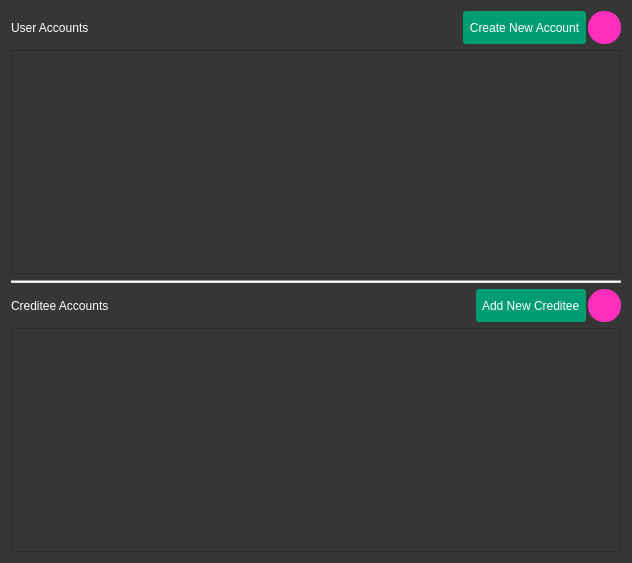
Above: msale/forms/accountsform.ui from ermolalex/Point-Of-Sale-PyQt-PySide before the change. Below: the same form after it.
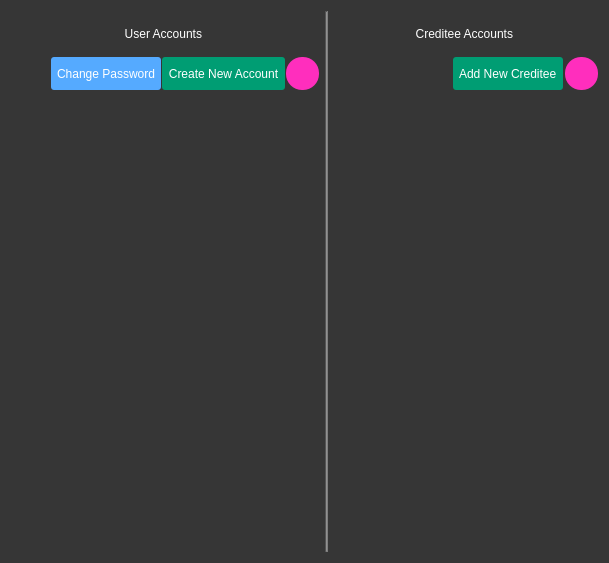
That is the form after the change.

What changed in the file:
```diff
--- a/msale/forms/accountsform.ui
+++ b/msale/forms/accountsform.ui
@@ -6,7 +6,7 @@
    <rect>
     <x>0</x>
     <y>0</y>
-    <width>632</width>
+    <width>609</width>
     <height>563</height>
    </rect>
   </property>
@@ -14,7 +14,7 @@
    <string>User Accounts Form</string>
   </property>
   <property name="styleSheet">
-   <string notr="true">*{
+   <string notr="true">QWidget{
 padding:0px;
 font:12px;
 background-color:rgb(54,54,54);
@@ -61,27 +61,71 @@
 QPushButton#newcAccountBtn:pressed{
 border:2px solid orange;
 }
-
+QPushButton#down1:pressed{
+border:2px solid orange;
+}
+QTableWidget::item{
+height:100px;
+}
+QPushButton#changepasswordBtn{
+border-radius:3px;
+}
+QPushButton#changepasswordBtn:hover{
+border:2px solid white;
+}
+QPushButton#changepasswordBtn:pressed{
+border:2px solid orange;
+}
+QTableWidget{
+border:none;
+}
 
 
 
 </string>
   </property>
-  <layout class="QGridLayout" name="gridLayout">
-   <item row="0" column="0">
+  <layout class="QHBoxLayout" name="horizontalLayout_3">
+   <item>
     <layout class="QVBoxLayout" name="verticalLayout">
+     <item>
+      <widget class="QLabel" name="label">
+       <property name="minimumSize">
+        <size>
+         <width>0</width>
+         <height>40</height>
+        </size>
+       </property>
+       <property name="maximumSize">
+        <size>
+         <width>16777215</width>
+         <height>33</height>
+        </size>
+       </property>
+       <property name="font">
+        <font>
+         <family>MS Shell Dlg 2</family>
+         <pointsize>16</pointsize>
+         <weight>50</weight>
+         <italic>false</italic>
+         <bold>false</bold>
+        </font>
+       </property>
+       <property name="styleSheet">
+        <string notr="true">font: 16pt &quot;MS Shell Dlg 2&quot;;</string>
+       </property>
+       <property name="text">
+        <string>User Accounts </string>
+       </property>
+       <property name="alignment">
+        <set>Qt::AlignCenter</set>
+       </property>
+      </widget>
+     </item>
      <item>
       <layout class="QHBoxLayout" name="horizontalLayout">
        <property name="spacing">
-        <number>2</number>
+        <number>1</number>
        </property>
-       <item>
-        <widget class="QLabel" name="label">
-         <property name="text">
-          <string>User Accounts </string>
-         </property>
-        </widget>
-       </item>
        <item>
         <spacer name="horizontalSpacer">
          <property name="orientation">
@@ -95,6 +139,37 @@
          </property>
         </spacer>
        </item>
+       <item>
+        <widget class="QPushButton" name="changepasswordBtn">
+         <property name="minimumSize">
+          <size>
+           <width>110</width>
+           <height>33</height>
+          </size>
+         </property>
+         <property name="maximumSize">
+          <size>
+           <width>16777215</width>
+           <height>33</height>
+          </size>
+         </property>
+         <property name="toolTip">
+          <string>Create New User Account</string>
+         </property>
+         <property name="styleSheet">
+          <string notr="true">background-color: rgb(85, 170, 255);</string>
+         </property>
+         <property name="text">
+          <string>Change Password</string>
+         </property>
+         <property name="iconSize">
+          <size>
+           <width>25</width>
+           <height>25</height>
+          </size>
+         </property>
+        </widget>
+       </item>
        <item>
         <widget class="QPushButton" name="newAccountBtn">
          <property name="minimumSize">
@@ -103,12 +178,24 @@
            <height>33</height>
           </size>
          </property>
+         <property name="maximumSize">
+          <size>
+           <width>16777215</width>
+           <height>33</height>
+          </size>
+         </property>
          <property name="toolTip">
           <string>Create New User Account</string>
          </property>
          <property name="text">
           <string>  Create New Account  </string>
          </property>
+         <property name="iconSize">
+          <size>
+           <width>25</width>
+           <height>25</height>
+          </size>
+         </property>
         </widget>
        </item>
        <item>
@@ -131,59 +218,102 @@
          <property name="text">
           <string/>
          </property>
+         <property name="iconSize">
+          <size>
+           <width>25</width>
+           <height>25</height>
+          </size>
+         </property>
         </widget>
        </item>
       </layout>
      </item>
      <item>
-      <widget class="QScrollArea" name="userAccountsScrollArea">
-       <property name="maximumSize">
-        <size>
-         <width>16777212</width>
-         <height>16777215</height>
-        </size>
+      <widget class="QTableWidget" name="userTbl">
+       <property name="styleSheet">
+        <string notr="true"/>
        </property>
-       <property name="widgetResizable">
+       <property name="editTriggers">
+        <set>QAbstractItemView::NoEditTriggers</set>
+       </property>
+       <property name="selectionMode">
+        <enum>QAbstractItemView::NoSelection</enum>
+       </property>
+       <property name="showGrid">
+        <bool>false</bool>
+       </property>
+       <property name="gridStyle">
+        <enum>Qt::NoPen</enum>
+       </property>
+       <property name="rowCount">
+        <number>0</number>
+       </property>
+       <property name="columnCount">
+        <number>1</number>
+       </property>
+       <attribute name="horizontalHeaderVisible">
+        <bool>false</bool>
+       </attribute>
+       <attribute name="horizontalHeaderMinimumSectionSize">
+        <number>40</number>
+       </attribute>
+       <attribute name="horizontalHeaderStretchLastSection">
         <bool>true</bool>
-       </property>
-       <widget class="QWidget" name="scrollAreaWidgetContents">
-        <property name="geometry">
-         <rect>
-          <x>0</x>
-          <y>0</y>
-          <width>610</width>
-          <height>220</height>
-         </rect>
-        </property>
-       </widget>
+       </attribute>
+       <attribute name="verticalHeaderVisible">
+        <bool>false</bool>
+       </attribute>
+       <attribute name="verticalHeaderDefaultSectionSize">
+        <number>125</number>
+       </attribute>
+       <column/>
       </widget>
      </item>
     </layout>
    </item>
-   <item row="1" column="0">
+   <item>
     <widget class="Line" name="line">
      <property name="styleSheet">
-      <string notr="true">background-color:#dddddd;</string>
+      <string notr="true">background-color: rgb(126, 126, 126);
+padding:3px;</string>
      </property>
      <property name="orientation">
-      <enum>Qt::Horizontal</enum>
+      <enum>Qt::Vertical</enum>
      </property>
     </widget>
    </item>
-   <item row="2" column="0">
+   <item>
     <layout class="QVBoxLayout" name="verticalLayout_2">
+     <item>
+      <widget class="QLabel" name="label_2">
+       <property name="minimumSize">
+        <size>
+         <width>0</width>
+         <height>40</height>
+        </size>
+       </property>
+       <property name="maximumSize">
+        <size>
+         <width>16777215</width>
+         <height>33</height>
+        </size>
+       </property>
+       <property name="styleSheet">
+        <string notr="true">font: 16pt &quot;MS Shell Dlg 2&quot;;</string>
+       </property>
+       <property name="text">
+        <string>Creditee Accounts </string>
+       </property>
+       <property name="alignment">
+        <set>Qt::AlignCenter</set>
+       </property>
+      </widget>
+     </item>
      <item>
       <layout class="QHBoxLayout" name="horizontalLayout_2">
        <property name="spacing">
         <number>2</number>
        </property>
-       <item>
-        <widget class="QLabel" name="label_2">
-         <property name="text">
-          <string>Creditee Accounts </string>
-         </property>
-        </widget>
-       </item>
        <item>
         <spacer name="horizontalSpacer_2">
          <property name="orientation">
@@ -205,12 +335,24 @@
            <height>33</height>
           </size>
          </property>
+         <property name="maximumSize">
+          <size>
+           <width>16777215</width>
+           <height>33</height>
+          </size>
+         </property>
          <property name="toolTip">
           <string>Add New Creditee</string>
          </property>
          <property name="text">
           <string>  Add New Creditee  </string>
          </property>
+         <property name="iconSize">
+          <size>
+           <width>25</width>
+           <height>25</height>
+          </size>
+         </property>
         </widget>
        </item>
        <item>
@@ -233,25 +375,55 @@
          <property name="text">
           <string/>
          </property>
+         <property name="iconSize">
+          <size>
+           <width>25</width>
+           <height>25</height>
+          </size>
+         </property>
         </widget>
        </item>
       </layout>
      </item>
      <item>
-      <widget class="QScrollArea" name="creditAccountsScrollArea">
-       <property name="widgetResizable">
+      <widget class="QTableWidget" name="crediteeTbl">
+       <property name="styleSheet">
+        <string notr="true"/>
+       </property>
+       <property name="editTriggers">
+        <set>QAbstractItemView::NoEditTriggers</set>
+       </property>
+       <property name="selectionMode">
+        <enum>QAbstractItemView::NoSelection</enum>
+       </property>
+       <property name="showGrid">
+        <bool>false</bool>
+       </property>
+       <property name="gridStyle">
+        <enum>Qt::NoPen</enum>
+       </property>
+       <property name="rowCount">
+        <number>0</number>
+       </property>
+       <property name="columnCount">
+        <number>1</number>
+       </property>
+       <attribute name="horizontalHeaderVisible">
+        <bool>false</bool>
+       </attribute>
+       <attribute name="horizontalHeaderMinimumSectionSize">
+        <number>40</number>
+       </attribute>
+       <attribute name="horizontalHeaderStretchLastSection">
         <bool>true</bool>
-       </property>
-       <widget class="QWidget" name="scrollAreaWidgetContents_2">
-        <property name="geometry">
-         <rect>
-          <x>0</x>
-          <y>0</y>
-          <width>610</width>
-          <height>220</height>
-         </rect>
-        </property>
-       </widget>
+       </attribute>
+       <attribute name="verticalHeaderVisible">
+        <bool>false</bool>
+       </attribute>
+       <attribute name="verticalHeaderDefaultSectionSize">
+        <number>125</number>
+       </attribute>
+       <column/>
       </widget>
      </item>
     </layout>
```
